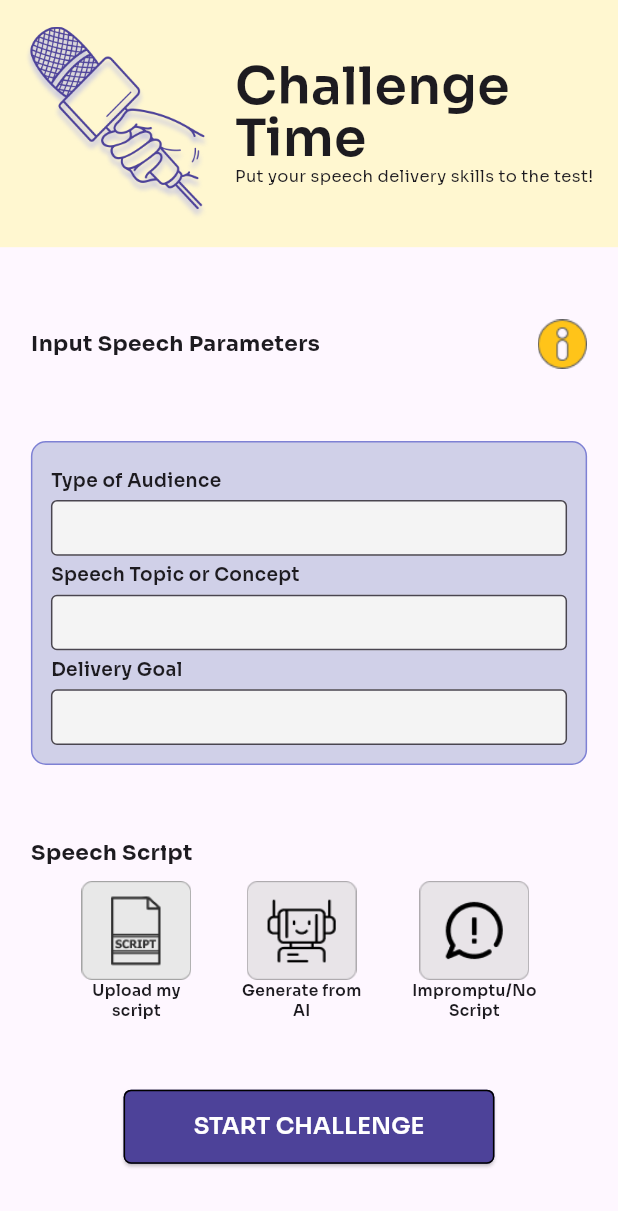
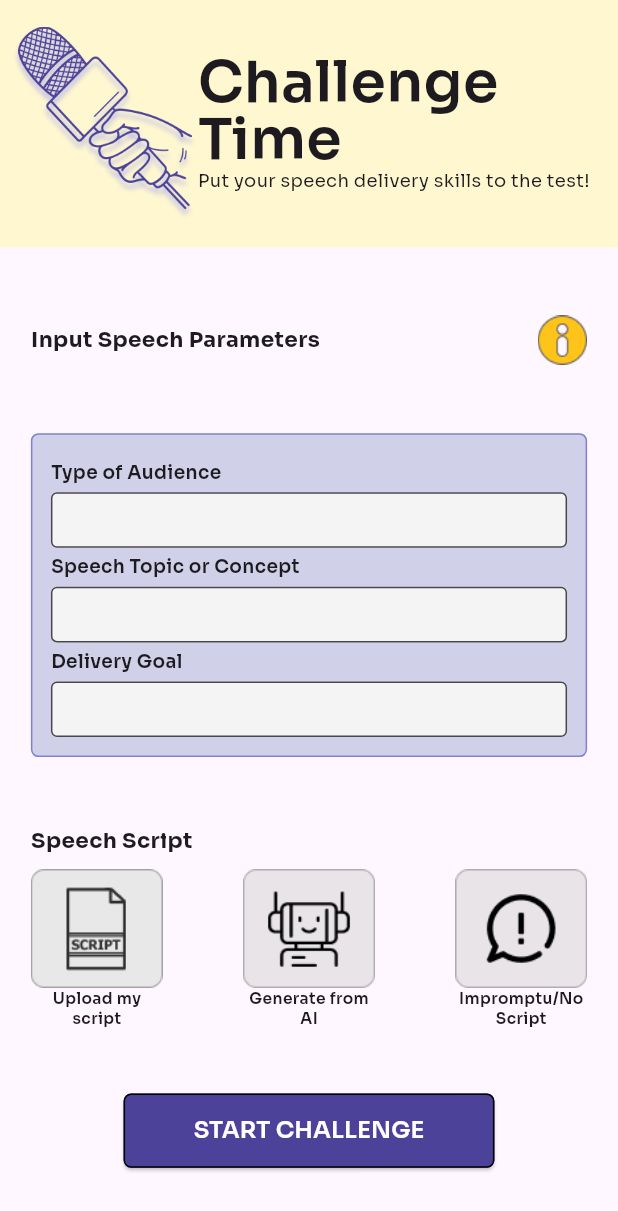
Before and after one commit to srhmr/ConfidEase, a Flutter app: the Challenge screen opened directly, on a phone screen of 412 x 824 dp. Shown: the top 1211 px of the screen. Run offline on Flutter 3.47's test engine with Material 3 defaults, Android fonts, the light colour scheme and no system bars; our stand-ins replace cloud_firestore, firebase_auth, firebase_core, flutter_tabler_icons, google_fonts, lucide_icons_flutter; accounts and stored records are empty.

Commit message:
changed sizes of soeech script icons

```diff
--- a/lib/pages/screens/challenge.dart
+++ b/lib/pages/screens/challenge.dart
@@ -48,7 +48,7 @@ class _ChallengeState extends State<Challenge> {
           // Title Bar
           Container(
             height: screenHeight * 0.2,
-            padding: EdgeInsets.all(screenWidth * 0.04),
+            padding: EdgeInsets.all(screenWidth * 0.02),
             color: tertiary,
             child: Row(
               children: [
@@ -59,7 +59,6 @@ class _ChallengeState extends State<Challenge> {
                     fit: BoxFit.contain,
                   ),
                 ),
-                SizedBox(width: screenWidth * 0.04),
                 Expanded(
                   child: FittedBox(
                     alignment: Alignment.centerLeft,
@@ -129,7 +128,7 @@ class _ChallengeState extends State<Challenge> {
                     padding: EdgeInsets.all(screenWidth * 0.03),
                     decoration: BoxDecoration(
                       color: lightviolet,
-                      borderRadius: BorderRadius.circular(10),
+                      borderRadius: BorderRadius.circular(5),
                       border: Border.all(color: primary, width: 1),
                     ),
                     child: Column(
@@ -159,7 +158,7 @@ class _ChallengeState extends State<Challenge> {
                       ),
                       SizedBox(height: screenHeight * 0.01),
                       Row(
-                        mainAxisAlignment: MainAxisAlignment.spaceEvenly,
+                        mainAxisAlignment: MainAxisAlignment.spaceBetween,
                         children: [
                           buildScriptOption(
                             'images/script_btn.png',
@@ -168,7 +167,7 @@ class _ChallengeState extends State<Challenge> {
                             "Upload my",
                             "script",
                             fontScale,
-                            screenHeight,
+                            screenHeight * 1.2,
                           ),
                           buildScriptOption(
                             'images/ai_btn.png',
@@ -177,7 +176,7 @@ class _ChallengeState extends State<Challenge> {
                             "Generate from",
                             "AI",
                             fontScale,
-                            screenHeight,
+                            screenHeight * 1.2,
                           ),
                           buildScriptOption(
                             'images/impromptu_btn.png',
@@ -186,7 +185,7 @@ class _ChallengeState extends State<Challenge> {
                             "Impromptu/No",
                             "Script",
                             fontScale,
-                            screenHeight,
+                            screenHeight * 1.2,
                           ),
                         ],
                       ),
```
